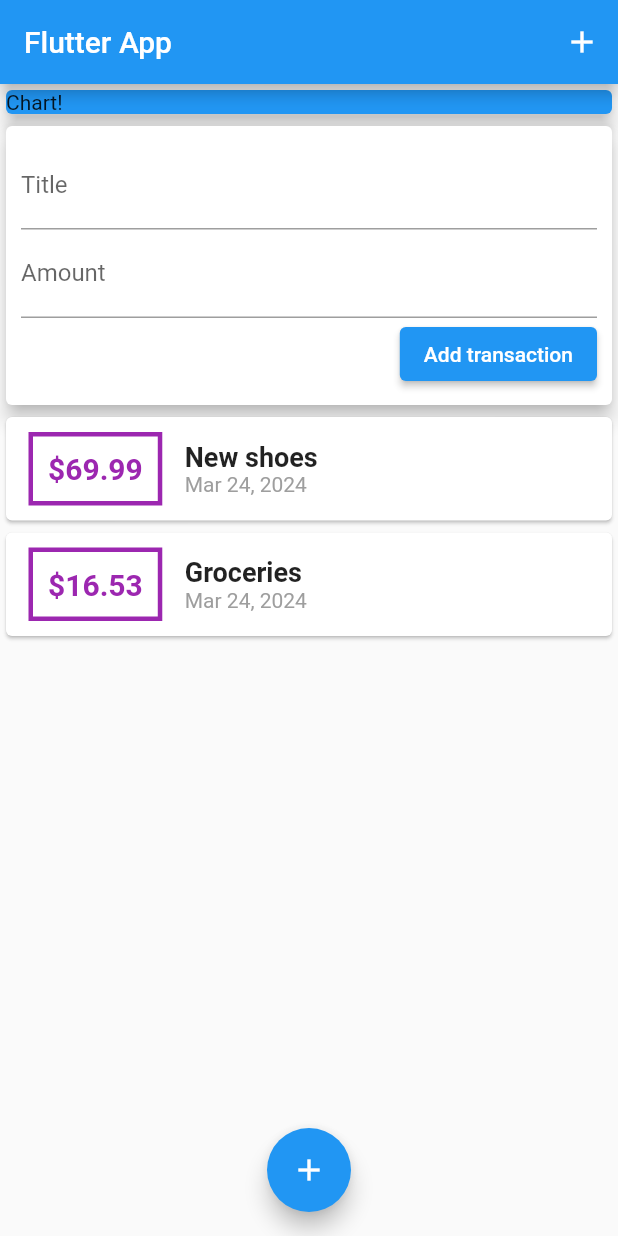
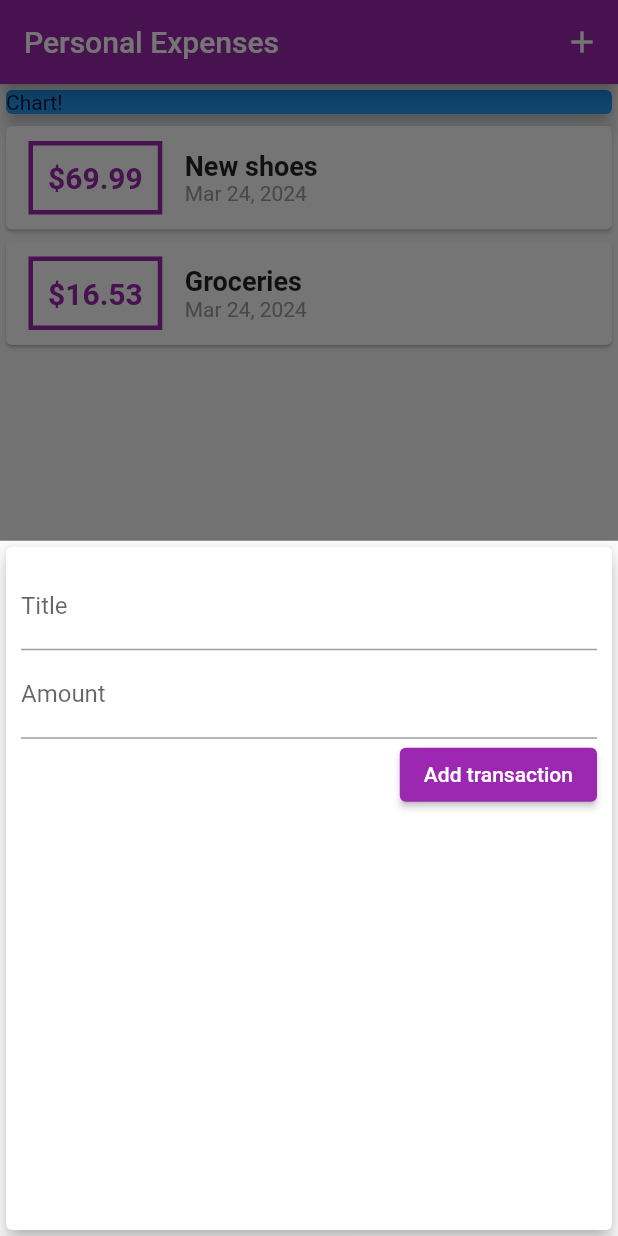
Before and after one commit to Hazrulidham28/money_tracker, a Flutter app: the screen it shows after launch, after a tap on the "add" icon, on a phone screen of 412 x 824 dp. Run offline on Flutter 3.47's test engine with Material 2 defaults, Android fonts, the phone set to English and light mode, and no system bars.

Commit message:
Switch to showmodelbottomsheet and theme

```diff
--- a/lib/main.dart
+++ b/lib/main.dart
@@ -1,7 +1,7 @@
 import 'package:flutter/material.dart';
 import 'package:money_tracker/widgets/new_transaction.dart';
 import 'package:money_tracker/widgets/transaction_list.dart';
-import 'package:money_tracker/widgets/user_transaction.dart';
+import './models/transaction.dart';
 
 void main() => runApp(const MyApp());
 
@@ -11,32 +11,74 @@ class MyApp extends StatelessWidget {
   @override
   Widget build(BuildContext context) {
     return MaterialApp(
-      title: 'Flutter App',
+      title: 'Personal Expenses',
       home: MyHomePage(),
+      theme: ThemeData(primarySwatch: Colors.purple),
     );
   }
 }
 
-class MyHomePage extends StatelessWidget {
+class MyHomePage extends StatefulWidget {
+  MyHomePage({super.key});
+
+  @override
+  State<MyHomePage> createState() => _MyHomePageState();
+}
+
+class _MyHomePageState extends State<MyHomePage> {
   //fill the data for transaction
 
-  //String titleInput = "";
-  // String amountInput = "";
-  final titleController = TextEditingController();
-  final amountController = TextEditingController();
+  final List<Transaction> _userTransactions = [
+    Transaction(
+      id: 't1',
+      title: 'New shoes',
+      amount: 69.99,
+      date: DateTime.now(),
+    ),
+    Transaction(
+      id: 't2',
+      title: 'Groceries',
+      amount: 16.53,
+      date: DateTime.now(),
+    ),
+  ];
 
-  MyHomePage({super.key});
+  void _addNewTransaction(String txTitle, double txAmount) {
+    final newTx = Transaction(
+        title: txTitle,
+        amount: txAmount,
+        date: DateTime.now(),
+        id: DateTime.now().toString());
+
+    setState(() {
+      _userTransactions.add(newTx);
+    });
+  }
+
+  //create method to show add transactoin or input area
+  void startAddNewTransaction(BuildContext ctx) {
+    showModalBottomSheet(
+        context: ctx,
+        builder: (_) {
+          //pass pointer
+          return GestureDetector(
+            onTap: () {},
+            child: NewTransaction(_addNewTransaction),
+            behavior: HitTestBehavior.opaque,
+          );
+        });
+  }
 
   @override
   Widget build(BuildContext context) {
     return Scaffold(
       appBar: AppBar(
-        title: const Text('Flutter App'),
+        title: const Text('Personal Expenses'),
 
         //add something to appbar
         actions: [
           IconButton(
-            onPressed: (() {}),
+            onPressed: () => startAddNewTransaction(context),
             icon: const Icon(Icons.add),
           ),
         ],
@@ -54,14 +96,14 @@ class MyHomePage extends StatelessWidget {
                 child: Text('Chart!'),
               ),
             ),
-            UserTransactions()
+            TransactionList(_userTransactions)
           ],
         ),
       ),
       floatingActionButtonLocation: FloatingActionButtonLocation.centerFloat,
       floatingActionButton: FloatingActionButton(
         child: const Icon(Icons.add),
-        onPressed: () {},
+        onPressed: () => startAddNewTransaction(context),
       ),
     );
   }
--- a/lib/widgets/new_transaction.dart
+++ b/lib/widgets/new_transaction.dart
@@ -1,11 +1,18 @@
 import 'package:flutter/material.dart';
 
-class NewTransaction extends StatelessWidget {
+class NewTransaction extends StatefulWidget {
   final Function addTx;
-  final titleController = TextEditingController();
-  final amountController = TextEditingController();
 
   NewTransaction(this.addTx);
+
+  @override
+  State<NewTransaction> createState() => _NewTransactionState();
+}
+
+class _NewTransactionState extends State<NewTransaction> {
+  final titleController = TextEditingController();
+
+  final amountController = TextEditingController();
 
   void submitData() {
     final enteredTitle = titleController.text;
@@ -15,10 +22,13 @@ class NewTransaction extends StatelessWidget {
       return;
     }
 
-    addTx(
+    //execute addTx()
+    widget.addTx(
       enteredTitle,
       enteredAmount,
     );
+
+    Navigator.of(context).pop();
   }
 
   @override
--- a/lib/widgets/user_transaction.dart
+++ /dev/null
@@ -1,50 +0,0 @@
-import './new_transaction.dart';
-import 'package:flutter/material.dart';
-import './transaction_list.dart';
-import '../models/transaction.dart';
-
-class UserTransactions extends StatefulWidget {
-  const UserTransactions({super.key});
-
-  @override
-  State<UserTransactions> createState() => _UserTransactionsState();
-}
-
-class _UserTransactionsState extends State<UserTransactions> {
-  final List<Transaction> _userTransactions = [
-    Transaction(
-      id: 't1',
-      title: 'New shoes',
-      amount: 69.99,
-      date: DateTime.now(),
-    ),
-    Transaction(
-      id: 't2',
-      title: 'Groceries',
-      amount: 16.53,
-      date: DateTime.now(),
-    ),
-  ];
-
-  void _addNewTransaction(String txTitle, double txAmount) {
-    final newTx = Transaction(
-        title: txTitle,
-        amount: txAmount,
-        date: DateTime.now(),
-        id: DateTime.now().toString());
-
-    setState(() {
-      _userTransactions.add(newTx);
-    });
-  }
-
-  @override
-  Widget build(BuildContext context) {
-    return Column(
-      children: <Widget>[
-        NewTransaction(_addNewTransaction),
-        TransactionList(_userTransactions),
-      ],
-    );
-  }
-}
```
